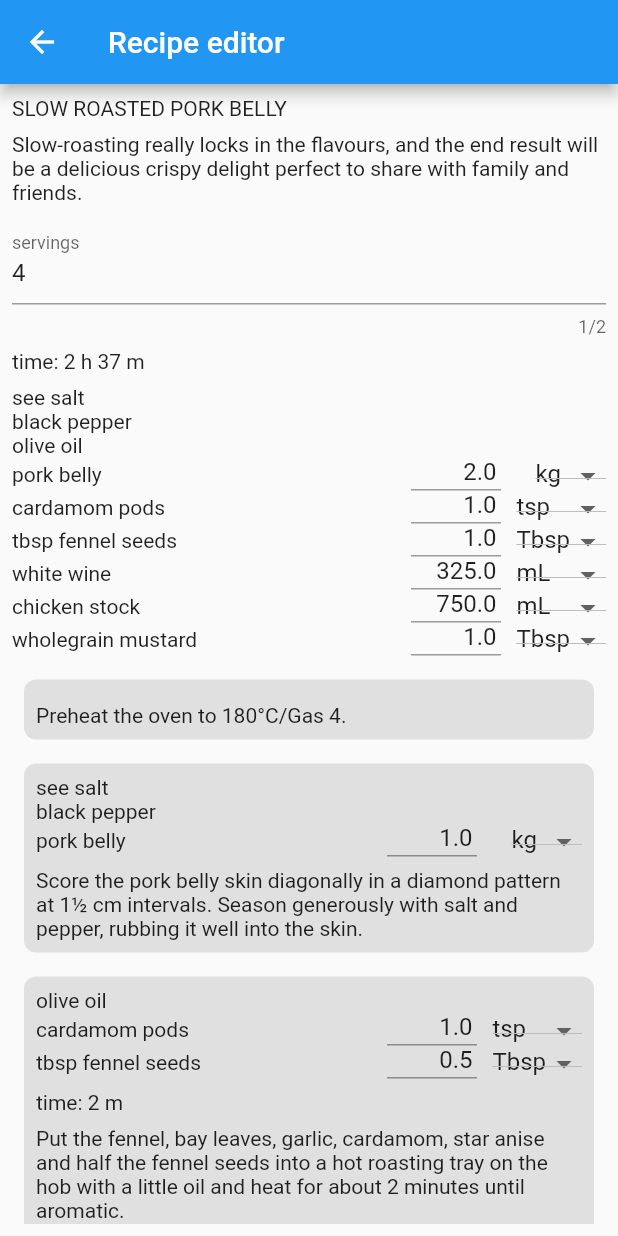
After one commit to Soogyo-In/cooking_calculator, a Flutter app: the screen it shows after launch, after a tap on "Recipe editor", on a phone screen of 412 x 824 dp. The commit adds this screen. Run offline on Flutter 3.47's test engine with Material 2 defaults, Android fonts, the phone set to English and light mode, and no system bars; our stand-ins replace flutter_riverpod, freezed_annotation; generated files the repository leaves out were written again.

Commit message:
[#11] create simple recipe viewer (#22)
* [#11] feat: add menu page

* [#11] fix: material icon is not renders if platform is web

* [#11] feat: add recipe edit page and sampel recipe

* [#11] feat: add recipe page

* [#11] feat: add serving calculate roughly

* [#11] refactor: refactor recipe page

* [#11] feat: convert unit on recipe viewer

* [#11] fix: calculate amounts

```diff
--- a/lib/main.dart
+++ b/lib/main.dart
@@ -1,3 +1,5 @@
+import 'package:cooking_calulator/recipe_resource.dart';
+import 'package:cooking_calulator/page/recipe/recipe_page.dart';
 import 'package:flutter/material.dart';
 import 'package:flutter_riverpod/flutter_riverpod.dart';
 
@@ -12,9 +14,35 @@ class App extends StatelessWidget {
 
   @override
   Widget build(BuildContext context) {
-    return const MaterialApp(
+    return MaterialApp(
       title: 'Cooking Calculator',
-      home: UnitConvertingPage(),
+      home: Builder(
+        builder: (context) {
+          return Scaffold(
+            appBar: AppBar(
+              title: const Text('Menu'),
+            ),
+            body: Column(
+              children: [
+                TextButton(
+                  onPressed: () => Navigator.of(context).push(MaterialPageRoute(
+                    builder: (context) => const UnitConvertingPage(),
+                  )),
+                  child: const Text('Unit converter'),
+                ),
+                TextButton(
+                  onPressed: () => Navigator.of(context).push(MaterialPageRoute(
+                    builder: (context) => RecipePage(
+                      recipe: slowRoasetedPorkBellyRecipe,
+                    ),
+                  )),
+                  child: const Text('Recipe editor'),
+                ),
+              ],
+            ),
+          );
+        },
+      ),
     );
   }
 }
--- /dev/null
+++ b/lib/page/recipe/recipe_page.dart
@@ -0,0 +1,203 @@
+import 'package:cooking_calulator/model/model.dart';
+import 'package:cooking_calulator/widget/widget.dart';
+import 'package:flutter/material.dart';
+import 'package:flutter_riverpod/flutter_riverpod.dart';
+
+final _amountFactorProvider = StateProvider<double>((ref) => 1.0);
+final _servingFamily =
+    StateProvider.autoDispose.family<StateProvider<int>, int>(
+  (ref, servings) => StateProvider<int>(
+    (ref) => servings * ref.watch(_amountFactorProvider).round(),
+  ),
+);
+final _volumeUnitFamily =
+    StateProvider.autoDispose.family<StateProvider<VolumeUnit?>, VolumeUnit?>(
+  (ref, volumeUnit) => StateProvider((ref) => volumeUnit),
+);
+final _massUnitFamily =
+    StateProvider.autoDispose.family<StateProvider<MassUnit?>, MassUnit?>(
+  (ref, massUnit) => StateProvider((ref) => massUnit),
+);
+
+class RecipePage extends ConsumerWidget {
+  final Recipe recipe;
+  final servingTextEditor = TextEditingController();
+
+  RecipePage({super.key, required this.recipe});
+
+  @override
+  Widget build(BuildContext context, WidgetRef ref) {
+    final servingsProvider = ref.watch(_servingFamily(recipe.servings));
+    final servings = ref.watch(servingsProvider);
+    final servingsString = servings.toString();
+    servingTextEditor.value = servingTextEditor.value.copyWith(
+      text: servingsString,
+    );
+
+    return Scaffold(
+      appBar: AppBar(title: const Text('Recipe editor')),
+      body: Padding(
+        padding: const EdgeInsets.all(8.0),
+        child: ListView(
+          children: [
+            Text(recipe.name),
+            const SizedBox(height: 8.0),
+            Text(recipe.description),
+            const SizedBox(height: 8.0),
+            IntegerInput(
+              controller: servingTextEditor,
+              decoration: const InputDecoration(
+                label: Text('servings'),
+              ),
+              maxLength: 2,
+              onChanged: (text) => _onChanged(text, ref, servingsProvider),
+            ),
+            if (recipe.time != Duration.zero) ...[
+              const SizedBox(height: 8.0),
+              TimeText(time: recipe.time),
+            ],
+            const SizedBox(height: 8.0),
+            _IngredientList(Map.fromEntries([
+              ...recipe.countByIngredient.entries,
+              ...recipe.massByIngredient.entries,
+              ...recipe.volumeByIngredient.entries,
+            ])),
+            const SizedBox(height: 8.0),
+            ...recipe.directions.map(
+              (direction) => Container(
+                margin: const EdgeInsets.all(8.0),
+                padding: const EdgeInsets.all(8.0),
+                decoration: BoxDecoration(
+                  color: Colors.grey.shade300,
+                  borderRadius: BorderRadius.circular(8.0),
+                ),
+                child: _DirectionDetail(direction),
+              ),
+            ),
+          ],
+        ),
+      ),
+    );
+  }
+
+  void _onChanged(
+    String text,
+    WidgetRef ref,
+    StateProvider<int> servingsProvider,
+  ) {
+    if (text.isNotEmpty) {
+      final servings = int.tryParse(text) ?? 0;
+      ref.read(_amountFactorProvider.state).state =
+          servings / ref.read(servingsProvider.state).state;
+    }
+  }
+}
+
+class _IngredientList extends ConsumerWidget {
+  final Map<Ingredient, Amount> _amountByIngredient;
+
+  const _IngredientList(Map<Ingredient, Amount> amountByIngredient)
+      : _amountByIngredient = amountByIngredient;
+
+  @override
+  Widget build(BuildContext context, WidgetRef ref) {
+    final factor = ref.watch(_amountFactorProvider);
+    final ingredientList = <Widget>[];
+
+    _amountByIngredient.forEach((ingredient, amount) {
+      final editedAmount = amount * factor;
+      if (amount.roundedAt(2).value <= 0.0) {
+        ingredientList.add(Text(ingredient.name));
+        return;
+      }
+      Widget? unitConverter;
+
+      if (editedAmount is Volume) {
+        final volumeUnitProvider = ref.watch(
+          _volumeUnitFamily(VolumeUnit.fromAmount(editedAmount)),
+        );
+        unitConverter = AmountField.volume(
+          volume: editedAmount,
+          unit: ref.watch(volumeUnitProvider),
+          onValueChanged: (value) => _onAmountValueChanged(
+            ref: ref,
+            value: value,
+            amount: amount,
+          ),
+          onUnitChanged: (unit) =>
+              ref.read(volumeUnitProvider.state).state = unit,
+        );
+      }
+      if (editedAmount is Mass) {
+        final massUnitProvider = ref.watch(
+          _massUnitFamily(MassUnit.fromAmount(editedAmount)),
+        );
+        unitConverter = AmountField.mass(
+          mass: editedAmount,
+          unit: ref.watch(massUnitProvider),
+          onValueChanged: (value) => _onAmountValueChanged(
+            ref: ref,
+            value: value,
+            amount: amount,
+          ),
+          onUnitChanged: (unit) =>
+              ref.read(massUnitProvider.state).state = unit,
+        );
+      }
+
+      if (unitConverter != null) {
+        ingredientList.add(SizedBox(
+          height: 22.0,
+          child: Row(
+            mainAxisAlignment: MainAxisAlignment.spaceBetween,
+            children: [
+              Text(ingredient.name),
+              unitConverter,
+            ],
+          ),
+        ));
+      }
+    });
+
+    return Column(
+      crossAxisAlignment: CrossAxisAlignment.start,
+      children: ingredientList,
+    );
+  }
+
+  void _onAmountValueChanged({
+    required WidgetRef ref,
+    required String value,
+    required Amount amount,
+  }) {
+    ref.watch(_amountFactorProvider.state).state =
+        double.parse(value) / amount.value;
+  }
+}
+
+class _DirectionDetail extends StatelessWidget {
+  final Direction direction;
+
+  const _DirectionDetail(this.direction);
+
+  @override
+  Widget build(BuildContext context) {
+    //
+    return Column(
+      crossAxisAlignment: CrossAxisAlignment.start,
+      children: [
+        _IngredientList(Map.fromEntries([
+          ...direction.countByIngredient.entries,
+          ...direction.massByIngredient.entries,
+          ...direction.volumeByIngredient.entries,
+        ])),
+        if (direction.time != Duration.zero) ...[
+          const SizedBox(height: 8.0),
+          TimeText(time: direction.time),
+        ],
+        const SizedBox(height: 8.0),
+        Text(direction.description),
+      ],
+    );
+  }
+}
--- /dev/null
+++ b/lib/recipe_resource.dart
@@ -0,0 +1,91 @@
+import 'package:cooking_calulator/model/model.dart';
+
+final slowRoasetedPorkBellyRecipe = Recipe(
+  name: 'SLOW ROASTED PORK BELLY',
+  description:
+      'Slow-roasting really locks in the flavours, and the end result will be a delicious crispy delight perfect to share with family and friends.',
+  servings: 4,
+  directions: [
+    const Direction(
+      description: 'Preheat the oven to 180°C/Gas 4.',
+      temperature: Temperature.celsius(180.0),
+    ),
+    Direction(
+      description:
+          'Score the pork belly skin diagonally in a diamond pattern at 1½ cm intervals. Season generously with salt and pepper, rubbing it well into the skin.',
+      massByIngredient: {
+        const Ingredient(name: 'pork belly'): const Mass.kilogram(1.0),
+      },
+      countByIngredient: {
+        const Ingredient(name: 'see salt'): const Count(0.0),
+        const Ingredient(name: 'black pepper'): const Count(0.0),
+      },
+    ),
+    Direction(
+      description:
+          'Put the fennel, bay leaves, garlic, cardamom, star anise and half the fennel seeds into a hot roasting tray on the hob with a little oil and heat for about 2 minutes until aromatic.',
+      volumeByIngredient: {
+        const Ingredient(
+          name: 'cardamom pods',
+          description: 'Bashed',
+        ): const Volume.teaspoon(1.0),
+        const Ingredient(name: 'tbsp fennel seeds'):
+            const Volume.tablespoon(0.5),
+      },
+      countByIngredient: {
+        const Ingredient(
+          name: 'fennel bulb',
+          description: 'Trimmed and roughly sliced',
+        ): const Count(1.0),
+        const Ingredient(name: 'fresh bay leaves'): const Count(4.0),
+        const Ingredient(
+          name: 'garlic cloves',
+          description: 'Peeled and bashed',
+        ): const Count(3.0),
+        const Ingredient(name: 'star anise'): const Count(4.0),
+        const Ingredient(name: 'olive oil'): const Count(0.0),
+      },
+      time: const Duration(minutes: 2),
+    ),
+    Direction(
+      description:
+          'Push to the side of the tray, then add the pork, skin side down, and cook for at least 5 minutes until turning golden brown.',
+      massByIngredient: {
+        const Ingredient(name: 'pork belly'): const Mass.kilogram(1.0),
+      },
+      time: const Duration(minutes: 5),
+    ),
+    Direction(
+      description:
+          'Turn the pork over, season the skin again with salt and sprinkle with the remaining fennel seeds. Pour in the wine to deglaze the pan, scraping up the bits from the bottom (be careful not to get the skin of the pork wet).',
+      volumeByIngredient: {
+        const Ingredient(name: 'tbsp fennel seeds'):
+            const Volume.tablespoon(0.5),
+        const Ingredient(name: 'white wine'): const Volume.milliliter(325.0),
+      },
+    ),
+    Direction(
+      description:
+          'Bring to the boil, then pour in enough stock to come up to the layer of fat just below the skin and allow to boil again.',
+      volumeByIngredient: {
+        const Ingredient(
+          name: 'chicken stock',
+          description: 'depending on the size of your pan',
+        ): const Volume.milliliter(750.0),
+      },
+    ),
+    const Direction(
+      description:
+          'Transfer the tray to the preheated oven and cook for 2½ hours.',
+      time: Duration(hours: 2, minutes: 30),
+    ),
+    Direction(
+      description:
+          'Transfer the meat to a warm plate and set aside to rest. Meanwhile, spoon off any excess fat in the roasting tray or drag a slice of bread along the surface of the cooking juices to absorb it. Heat the tray on the hob, adding the mustard. Mix in with a whisk, then taste and adjust the flavours as necessary. Remove the star anise and cardamom pods and pour the sauce into a jug. Serve the rested pork with the sauce alongside.',
+      volumeByIngredient: {
+        const Ingredient(name: 'wholegrain mustard'):
+            const Volume.tablespoon(1.0),
+      },
+    ),
+  ],
+);
--- /dev/null
+++ b/lib/widget/amount_field.dart
@@ -0,0 +1,246 @@
+import 'package:cooking_calulator/model/model.dart';
+import 'package:flutter/material.dart';
+import 'package:flutter_riverpod/flutter_riverpod.dart';
+
+abstract class AmountUnit<T extends Amount> {
+  String get abbreviation;
+
+  T toAmount(double value);
+}
+
+enum MassUnit implements AmountUnit<Mass> {
+  milligram(milligramSymbol),
+  gram(gramSymbol),
+  kilogram(kilogramSymbol),
+  ounce(ounceSymbol),
+  pound(poundSymbol);
+
+  const MassUnit(this.abbreviation);
+
+  @override
+  final String abbreviation;
+
+  static MassUnit fromAmount(Mass mass) {
+    if (mass is Milligram) return milligram;
+    if (mass is Gram) return gram;
+    if (mass is Kilogram) return kilogram;
+    if (mass is Ounce) return ounce;
+    if (mass is Pound) return pound;
+    throw ArgumentError.value(mass, 'mass', 'unsupported unit');
+  }
+
+  @override
+  Mass toAmount(double value) {
+    switch (this) {
+      case MassUnit.milligram:
+        return Milligram(value);
+      case MassUnit.gram:
+        return Gram(value);
+      case MassUnit.kilogram:
+        return Kilogram(value);
+      case MassUnit.ounce:
+        return Ounce(value);
+      case MassUnit.pound:
+        return Pound(value);
+    }
+  }
+}
+
+enum VolumeUnit implements AmountUnit<Volume> {
+  cubicCentimeter(cubicCentimeterSymbol),
+  milliliter(milliliterSymbol),
+  liter(literSymbol),
+  teaspoon(teaspoonSymbol),
+  tablespoon(tablespoonSymbol),
+  fluidOunce(fluidOunceSymbol),
+  cup(cupSymbol);
+
+  const VolumeUnit(this.abbreviation);
+
+  @override
+  final String abbreviation;
+
+  static VolumeUnit fromAmount(Volume volume) {
+    if (volume is CubicCentimeter) return cubicCentimeter;
+    if (volume is Milliliter) return milliliter;
+    if (volume is Liter) return liter;
+    if (volume is Teaspoon) return teaspoon;
+    if (volume is Tablespoon) return tablespoon;
+    if (volume is FluidOunce) return fluidOunce;
+    if (volume is Cup) return cup;
+    throw ArgumentError.value(volume, 'volume', 'unsupported unit');
+  }
+
+  @override
+  Volume toAmount(double value) {
+    switch (this) {
+      case VolumeUnit.cubicCentimeter:
+        return CubicCentimeter(value);
+      case VolumeUnit.milliliter:
+        return Milliliter(value);
+      case VolumeUnit.liter:
+        return Liter(value);
+      case VolumeUnit.teaspoon:
+        return Teaspoon(value);
+      case VolumeUnit.tablespoon:
+        return Tablespoon(value);
+      case VolumeUnit.fluidOunce:
+        return FluidOunce(value);
+      case VolumeUnit.cup:
+        return Cup(value);
+    }
+  }
+}
+
+abstract class AmountField<U extends AmountUnit, A extends Amount>
+    extends ConsumerWidget {
+  final A amount;
+  final List<U>? units;
+  final U? unit;
+  final ValueChanged<String>? onValueChanged;
+  final ValueChanged<U?>? onUnitChanged;
+  final _textEditingController = TextEditingController();
+
+  AmountField({
+    required this.amount,
+    this.units,
+    this.unit,
+    this.onValueChanged,
+    this.onUnitChanged,
+    super.key,
+  });
+
+  static AmountField<MassUnit, Mass> mass({
+    required Mass mass,
+    MassUnit? unit,
+    ValueChanged<String>? onValueChanged,
+    ValueChanged<MassUnit?>? onUnitChanged,
+    Key? key,
+  }) =>
+      _MassField(
+        amount: mass,
+        unit: unit,
+        onValueChanged: onValueChanged,
+        onUnitChanged: onUnitChanged,
+        key: key,
+      );
+
+  static AmountField<VolumeUnit, Volume> volume({
+    required Volume volume,
+    VolumeUnit? unit,
+    ValueChanged<String>? onValueChanged,
+    ValueChanged<VolumeUnit?>? onUnitChanged,
+    Key? key,
+  }) =>
+      _VolumeField(
+        amount: volume,
+        unit: unit,
+        onValueChanged: onValueChanged,
+        onUnitChanged: onUnitChanged,
+        key: key,
+      );
+
+  @override
+  Widget build(BuildContext context, WidgetRef ref) {
+    final valueString = buildNotatedValue(ref)?.toString() ?? '';
+    _textEditingController.value = _textEditingController.value.copyWith(
+      text: valueString,
+      selection: _textEditingController.selection.isValid
+          ? null
+          : TextSelection.collapsed(offset: valueString.length - 1),
+    );
+
+    return Row(
+      children: [
+        SizedBox(
+          width: 60.0,
+          child: TextField(
+            textAlign: TextAlign.end,
+            controller: _textEditingController,
+            onChanged: onValueChanged,
+          ),
+        ),
+        SizedBox(
+          width: 70.0,
+          child: Row(
+            mainAxisAlignment: MainAxisAlignment.end,
+            children: [
+              DropdownButton<U>(
+                value: unit,
+                items: units
+                    ?.map((unit) => DropdownMenuItem(
+                          value: unit,
+                          child: Text(unit.abbreviation),
+                        ))
+                    .toList(),
+                onChanged: onUnitChanged,
+              ),
+            ],
+          ),
+        ),
+      ],
+    );
+  }
+
+  double? buildNotatedValue(WidgetRef ref);
+}
+
+class _MassField extends AmountField<MassUnit, Mass> {
+  _MassField({
+    required super.amount,
+    super.unit,
+    super.onValueChanged,
+    super.onUnitChanged,
+    super.key,
+  }) : super(units: MassUnit.values);
+
+  @override
+  double? buildNotatedValue(WidgetRef ref) {
+    switch (unit) {
+      case MassUnit.milligram:
+        return amount.toMilligram().roundedAt(3).value;
+      case MassUnit.gram:
+        return amount.toGram().roundedAt(3).value;
+      case MassUnit.kilogram:
+        return amount.toKilogram().roundedAt(3).value;
+      case MassUnit.ounce:
+        return amount.toOunce().roundedAt(3).value;
+      case MassUnit.pound:
+        return amount.toPound().roundedAt(3).value;
+      default:
+        return null;
+    }
+  }
+}
+
+class _VolumeField extends AmountField<VolumeUnit, Volume> {
+  _VolumeField({
+    required super.amount,
+    super.unit,
+    super.onValueChanged,
+    super.onUnitChanged,
+    super.key,
+  }) : super(units: VolumeUnit.values);
+
+  @override
+  double? buildNotatedValue(WidgetRef ref) {
+    switch (unit) {
+      case VolumeUnit.cubicCentimeter:
+        return amount.toCubicCentimeter().roundedAt(3).value;
+      case VolumeUnit.milliliter:
+        return amount.toMilliliter().roundedAt(3).value;
+      case VolumeUnit.liter:
+        return amount.toLiter().roundedAt(3).value;
+      case VolumeUnit.teaspoon:
+        return amount.toTeaspoon().roundedAt(3).value;
+      case VolumeUnit.tablespoon:
+        return amount.toTablespoon().roundedAt(3).value;
+      case VolumeUnit.fluidOunce:
+        return amount.toFluidOunce().roundedAt(3).value;
+      case VolumeUnit.cup:
+        return amount.toCup().roundedAt(3).value;
+      default:
+        return null;
+    }
+  }
+}
--- /dev/null
+++ b/lib/widget/integer_input.dart
@@ -0,0 +1,24 @@
+import 'package:flutter/material.dart';
+import 'package:flutter/services.dart';
+
+class IntegerInput extends TextField {
+  IntegerInput({
+    super.key,
+    super.decoration,
+    super.maxLength,
+    super.onChanged,
+    super.controller,
+  }) : super(
+          keyboardType: const TextInputType.numberWithOptions(),
+          inputFormatters: [
+            TextInputFormatter.withFunction(
+              (oldValue, newValue) {
+                if (newValue.text.isEmpty) return newValue;
+                return int.tryParse(newValue.text) == null
+                    ? oldValue
+                    : newValue;
+              },
+            ),
+          ],
+        );
+}
--- /dev/null
+++ b/lib/widget/time_text.dart
@@ -0,0 +1,23 @@
+import 'package:flutter/material.dart';
+
+class TimeText extends StatelessWidget {
+  const TimeText({required this.time, super.key});
+
+  final Duration time;
+
+  @override
+  Widget build(BuildContext context) {
+    final stringBuffer = StringBuffer();
+    final days = time.inDays;
+    final hours = time.inHours;
+    final minutes = time.inMinutes;
+
+    if (days > 0) stringBuffer.write('$days d ');
+    if (hours > 0) stringBuffer.write('${hours % Duration.hoursPerDay} h ');
+    if (minutes > 0) {
+      stringBuffer.write('${minutes % Duration.minutesPerHour} m');
+    }
+
+    return Text('time: ${stringBuffer.toString()}');
+  }
+}
--- /dev/null
+++ b/lib/widget/widget.dart
@@ -0,0 +1,4 @@
+export 'integer_input.dart';
+export 'real_number_input.dart';
+export 'time_text.dart';
+export 'amount_field.dart';
--- a/pubspec.yaml
+++ b/pubspec.yaml
@@ -29,3 +29,6 @@ dev_dependencies:
   build_runner: ^2.1.8
   freezed: ^2.0.0
   json_serializable: ^6.1.6
+
+flutter:
+  uses-material-design: true
```
Also changed, not shown: lib/page/recipe/recipe_edit_page.dart (added, +50 -0 lines), lib/widget/real_number_input.dart (added, +27 -0 lines), 1 other file.
